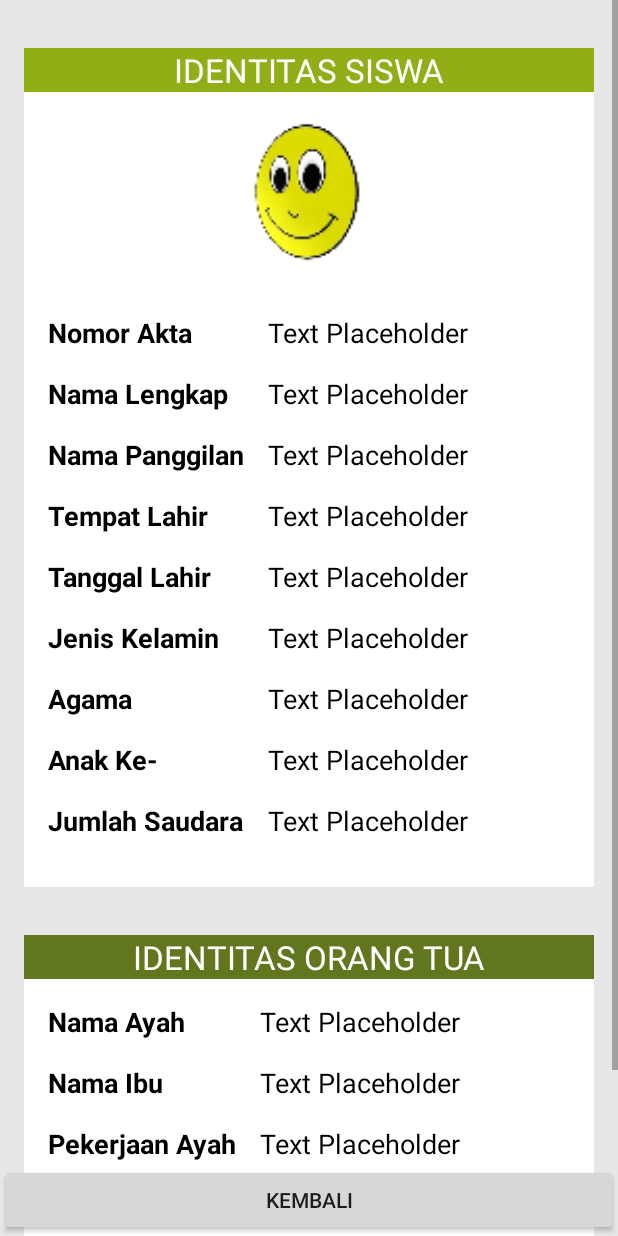
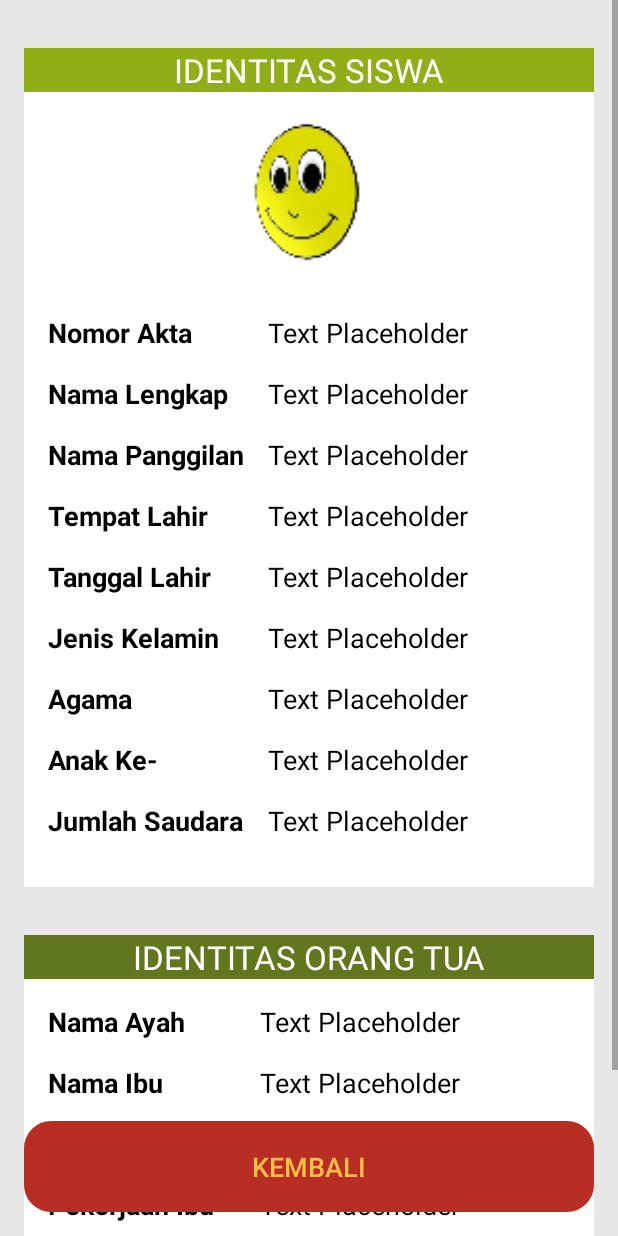
Before and after one commit to devKFR/CiPot, an Android app: the ProfilSiswaActivity screen opened directly, with no data from a screen before it, on a phone screen of 412 x 824 dp. Run offline under Robolectric (Android 15) with nearby library versions, the light colour scheme and no system bars; our stand-ins replace CircleImageView.

Commit message:
Profil siswa

```diff
--- a/app/src/main/res/layout/activity_profil_siswa.xml
+++ b/app/src/main/res/layout/activity_profil_siswa.xml
@@ -7,13 +7,6 @@
     android:background="#e7e7e7"
     tools:context="com.ddpl.cipot.ProfilSiswaActivity">
 
-        <Button
-            android:id="@+id/btn_kembaliProfil"
-            android:layout_width="match_parent"
-            android:layout_height="wrap_content"
-            android:layout_alignParentBottom="true"
-            android:text="Kembali">
-        </Button>
 
     <ScrollView
         android:layout_width="match_parent"
@@ -261,4 +254,20 @@
 
         </LinearLayout>
     </ScrollView>
+
+
+    <Button
+        android:id="@+id/btn_kembaliProfil"
+        android:layout_width="match_parent"
+        android:layout_height="wrap_content"
+        android:layout_alignParentBottom="true"
+        android:text="Kembali"
+        android:textColor="#ffbd4a"
+        android:textSize="18sp"
+        android:background="@drawable/tombol_kembali"
+        android:layout_margin="16dp"
+        style="?android:attr/borderlessButtonStyle"
+        >
+    </Button>
+
 </RelativeLayout>
```
